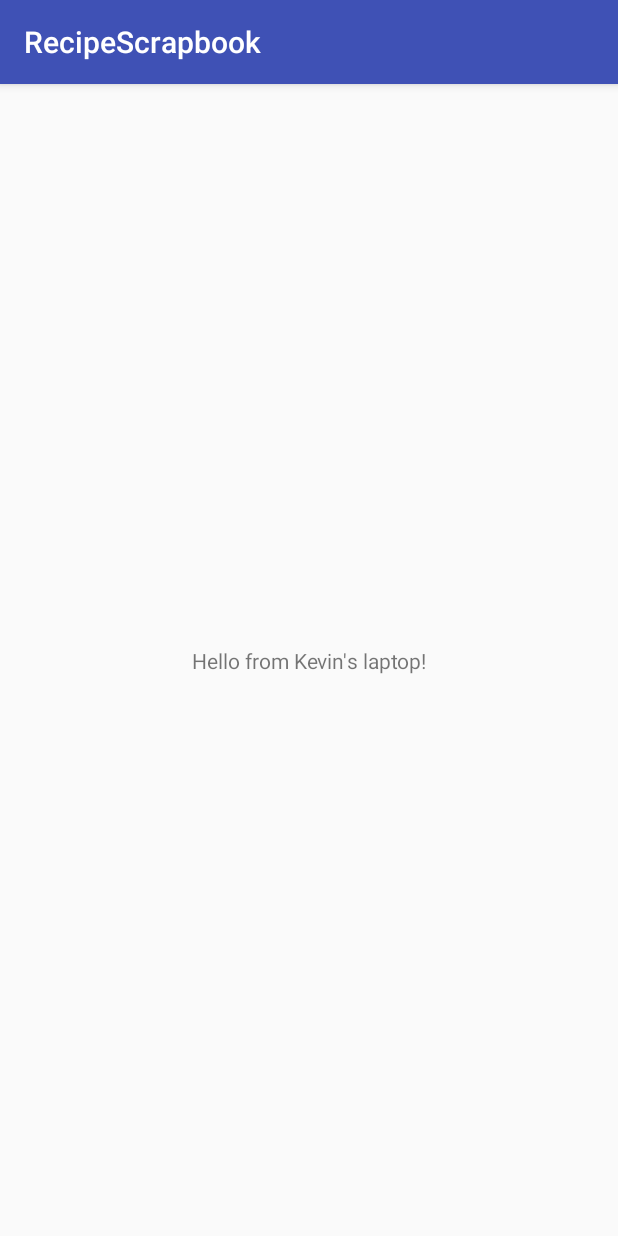
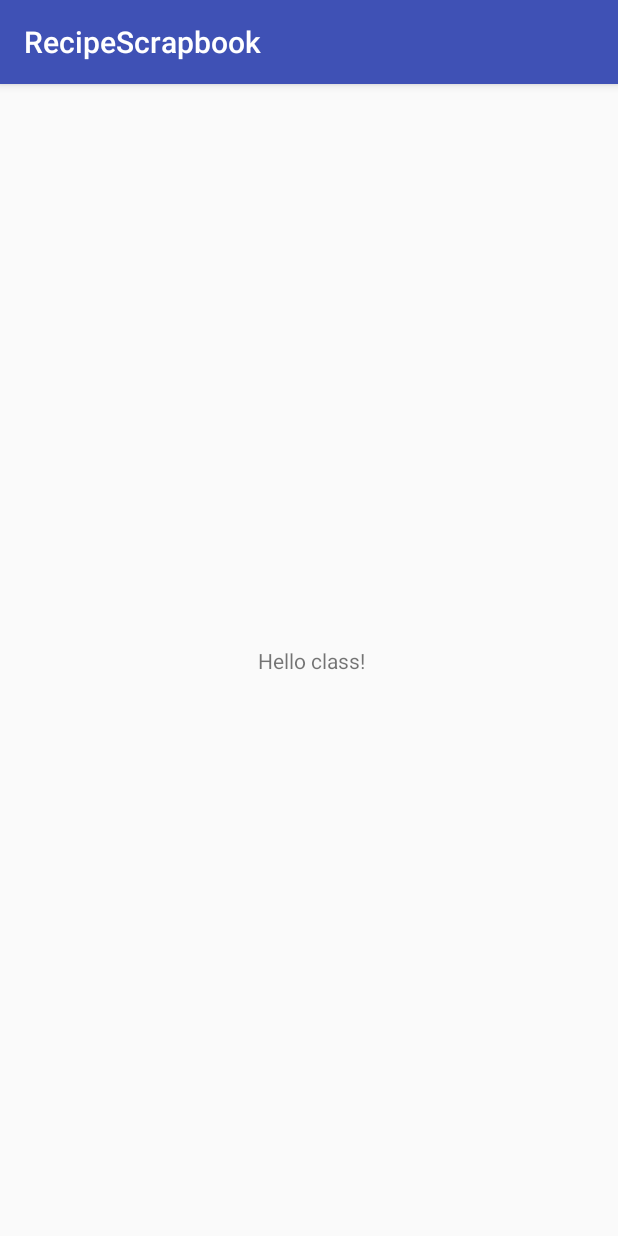
Before and after one commit to kkimbrough81/RecipeScrapbookRepository, an Android app: the screen it shows after launch (MainActivity), on a phone screen of 412 x 824 dp. Run offline under Robolectric (Android 15) with nearby library versions, the phone set to English and light mode, and no system bars.

Commit message:
Test commit from Kevin's laptop.

```diff
--- a/app/src/main/res/layout/activity_main.xml
+++ b/app/src/main/res/layout/activity_main.xml
@@ -9,7 +9,7 @@
     <TextView
         android:layout_width="wrap_content"
         android:layout_height="wrap_content"
-        android:text="Hello from Kevin's laptop!"
+        android:text=" Hello class!"
         app:layout_constraintBottom_toBottomOf="parent"
         app:layout_constraintLeft_toLeftOf="parent"
         app:layout_constraintRight_toRightOf="parent"
```
